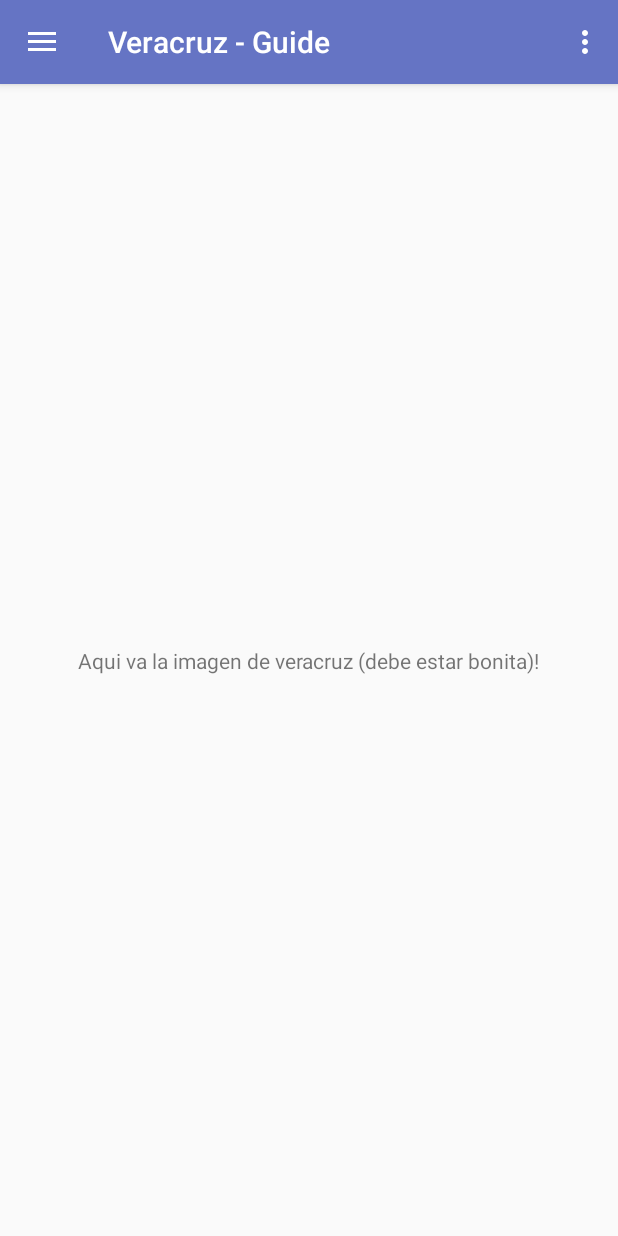
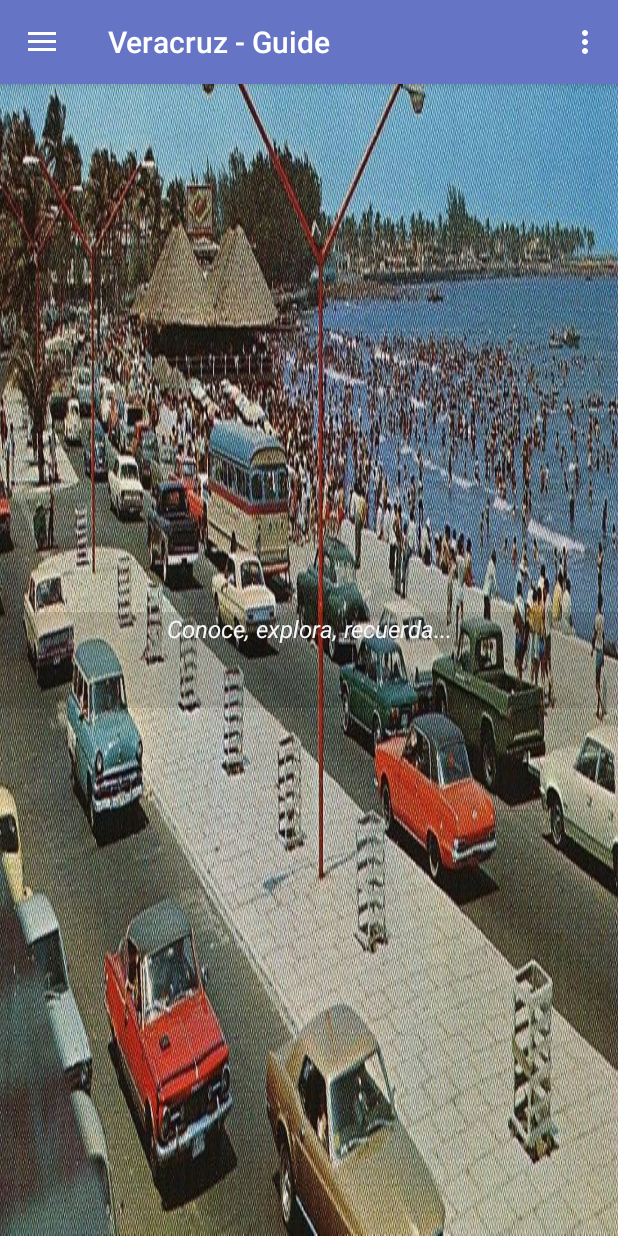
Before and after one commit to aliciazt/The_Guide, an Android app: the screen it shows after launch (MainActivity), on a phone screen of 412 x 824 dp. Run offline under Robolectric (Android 15) with nearby library versions, the phone set to English and light mode, and no system bars.

Commit message:
cambio portada

```diff
--- a/app/src/main/res/layout/content_main.xml
+++ b/app/src/main/res/layout/content_main.xml
@@ -4,14 +4,20 @@
     xmlns:tools="http://schemas.android.com/tools"
     android:layout_width="match_parent"
     android:layout_height="match_parent"
+    android:background="@drawable/portada"
     app:layout_behavior="@string/appbar_scrolling_view_behavior"
     tools:context="com.example.dell.mymenunavegacion.MainActivity"
     tools:showIn="@layout/app_bar_main">
 
     <TextView
-        android:layout_width="wrap_content"
-        android:layout_height="wrap_content"
-        android:text="Aqui va la imagen de veracruz (debe estar bonita)!"
+        android:layout_width="match_parent"
+        android:layout_height="@android:dimen/notification_large_icon_height"
+        android:background="@color/common_google_signin_btn_text_light_disabled"
+        android:text="Conoce, explora, recuerda..."
+        android:textAlignment="center"
+        android:textColor="@color/colorAccent"
+        android:textSize="@dimen/activity_vertical_margin"
+        android:textStyle="italic"
         app:layout_constraintBottom_toBottomOf="parent"
         app:layout_constraintLeft_toLeftOf="parent"
         app:layout_constraintRight_toRightOf="parent"
--- a/app/src/main/res/values/colors.xml
+++ b/app/src/main/res/values/colors.xml
@@ -2,5 +2,5 @@
 <resources>
     <color name="colorPrimary">#3F51B5</color>
     <color name="colorPrimaryDark">#303F9F</color>
-    <color name="colorAccent">#FF4081</color>
+    <color name="colorAccent">#f5f6f8</color>
 </resources>
```
Also changed, not shown: app/src/main/res/drawable/portada.jpg (added), 1 other file.
